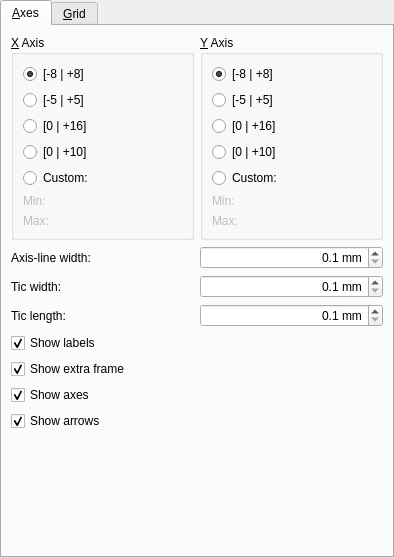
Above: kmplot/editcoords.ui from KDE/kmplot before the change. Below: the same form after it.
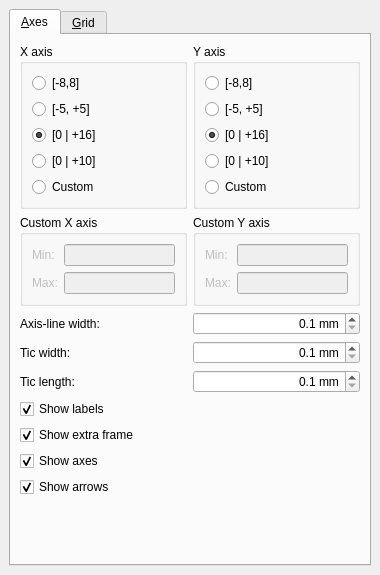
That is the form after the change. Custom widgets are drawn as their Qt base class.

Commit message: Fix some kconfig stuff (use KButtonGroup for radio buttons, allow the EquationEdit to be accessed by KConfigDialog).

The edit to the form file:
```diff
--- a/kmplot/editcoords.ui
+++ b/kmplot/editcoords.ui
@@ -8,13 +8,13 @@
    <rect>
     <x>0</x>
     <y>0</y>
-    <width>394</width>
-    <height>558</height>
+    <width>380</width>
+    <height>575</height>
    </rect>
   </property>
   <layout class="QVBoxLayout" >
    <property name="margin" >
-    <number>0</number>
+    <number>9</number>
    </property>
    <property name="spacing" >
     <number>6</number>
@@ -25,270 +25,235 @@
       <attribute name="title" >
        <string>&amp;Axes</string>
       </attribute>
-      <layout class="QVBoxLayout" >
+      <layout class="QGridLayout" >
        <property name="margin" >
         <number>9</number>
        </property>
        <property name="spacing" >
         <number>6</number>
        </property>
-       <item>
-        <layout class="QHBoxLayout" >
-         <property name="margin" >
-          <number>0</number>
+       <item row="1" column="1" >
+        <widget class="QGroupBox" name="groupBox_2" >
+         <property name="title" >
+          <string>Custom Y axis</string>
          </property>
-         <property name="spacing" >
-          <number>6</number>
+         <layout class="QGridLayout" >
+          <property name="margin" >
+           <number>9</number>
+          </property>
+          <property name="spacing" >
+           <number>6</number>
+          </property>
+          <item row="0" column="1" >
+           <widget class="EquationEdit" name="kcfg_YMin" >
+            <property name="enabled" >
+             <bool>false</bool>
+            </property>
+            <property name="toolTip" >
+             <string>Custom boundary of the plot range</string>
+            </property>
+            <property name="whatsThis" >
+             <string>Enter a valid expression, for instance 2*pi or e/2.</string>
+            </property>
+           </widget>
+          </item>
+          <item row="1" column="1" >
+           <widget class="EquationEdit" name="kcfg_YMax" >
+            <property name="enabled" >
+             <bool>false</bool>
+            </property>
+            <property name="toolTip" >
+             <string>Custom boundary of the plot range</string>
+            </property>
+            <property name="whatsThis" >
+             <string>Enter a valid expression, for instance 2*pi or e/2.</string>
+            </property>
+           </widget>
+          </item>
+          <item row="0" column="0" >
+           <widget class="QLabel" name="textLabel4_4" >
+            <property name="enabled" >
+             <bool>false</bool>
+            </property>
+            <property name="text" >
+             <string>Min:</string>
+            </property>
+            <property name="buddy" >
+             <cstring>kcfg_YMin</cstring>
+            </property>
+           </widget>
+          </item>
+          <item row="1" column="0" >
+           <widget class="QLabel" name="textLabel4_3" >
+            <property name="enabled" >
+             <bool>false</bool>
+            </property>
+            <property name="text" >
+             <string>Max:</string>
+            </property>
+            <property name="buddy" >
+             <cstring>kcfg_YMax</cstring>
+            </property>
+           </widget>
+          </item>
+         </layout>
+        </widget>
+       </item>
+       <item row="0" column="1" >
+        <widget class="KButtonGroup" name="kcfg_YRange" >
+         <property name="title" >
+          <string>Y axis</string>
          </property>
-         <item>
-          <widget class="QGroupBox" name="groupBox" >
-           <property name="title" >
-            <string>&amp;X Axis</string>
-           </property>
-           <layout class="QGridLayout" >
-            <property name="margin" >
-             <number>9</number>
+         <layout class="QVBoxLayout" >
+          <property name="margin" >
+           <number>9</number>
+          </property>
+          <property name="spacing" >
+           <number>6</number>
+          </property>
+          <item>
+           <widget class="QRadioButton" name="customYkjh" >
+            <property name="toolTip" >
+             <string>Predefined plot ranges</string>
             </property>
-            <property name="spacing" >
-             <number>6</number>
+            <property name="whatsThis" >
+             <string>Select one of the predefined plot ranges.</string>
             </property>
-            <item row="5" column="0" >
-             <widget class="QLabel" name="textLabel4" >
-              <property name="enabled" >
-               <bool>false</bool>
-              </property>
-              <property name="text" >
-               <string>Min:</string>
-              </property>
-             </widget>
-            </item>
-            <item row="4" column="0" colspan="2" >
-             <widget class="QRadioButton" name="radioButton1_4" >
-              <property name="text" >
-               <string>Custom:</string>
-              </property>
-             </widget>
-            </item>
-            <item row="6" column="0" >
-             <widget class="QLabel" name="textLabel4_2" >
-              <property name="enabled" >
-               <bool>false</bool>
-              </property>
-              <property name="text" >
-               <string>Max:</string>
-              </property>
-             </widget>
-            </item>
-            <item row="3" column="0" colspan="2" >
-             <widget class="QRadioButton" name="radioButton1_5" >
-              <property name="toolTip" >
-               <string>Predefined plot ranges</string>
-              </property>
-              <property name="whatsThis" >
-               <string>Select one of the predefined plot ranges.</string>
-              </property>
-              <property name="text" >
-               <string>[0 | +10]</string>
-              </property>
-             </widget>
-            </item>
-            <item row="2" column="0" colspan="2" >
-             <widget class="QRadioButton" name="radioButton1_2" >
-              <property name="toolTip" >
-               <string>Predefined plot ranges</string>
-              </property>
-              <property name="whatsThis" >
-               <string>Select one of the predefined plot ranges.</string>
-              </property>
-              <property name="text" >
-               <string>[0 | +16]</string>
-              </property>
-             </widget>
-            </item>
-            <item row="1" column="0" colspan="2" >
-             <widget class="QRadioButton" name="radioButton1_3" >
-              <property name="toolTip" >
-               <string>Predefined plot ranges</string>
-              </property>
-              <property name="whatsThis" >
-               <string>Select one of the predefined plot ranges.</string>
-              </property>
-              <property name="text" >
-               <string>[-5 | +5]</string>
-              </property>
-             </widget>
-            </item>
-            <item row="0" column="0" colspan="2" >
-             <widget class="QRadioButton" name="radioButton1" >
-              <property name="toolTip" >
-               <string>Predefined plot ranges</string>
-              </property>
-              <property name="whatsThis" >
-               <string>Select one of the predefined plot ranges.</string>
-              </property>
-              <property name="text" >
-               <string>[-8 | +8]</string>
-              </property>
-              <property name="checked" >
-               <bool>true</bool>
-              </property>
-             </widget>
-            </item>
-            <item row="5" column="1" >
-             <widget class="EquationEdit" name="kcfg_XMin" >
-              <property name="enabled" >
-               <bool>false</bool>
-              </property>
-              <property name="toolTip" >
-               <string>Custom boundary of the plot range</string>
-              </property>
-              <property name="whatsThis" >
-               <string>Enter a valid expression, for instance 2*pi or e/2.</string>
-              </property>
-             </widget>
-            </item>
-            <item row="6" column="1" >
-             <widget class="EquationEdit" name="kcfg_XMax" >
-              <property name="enabled" >
-               <bool>false</bool>
-              </property>
-              <property name="toolTip" >
-               <string>Custom boundary of the plot range</string>
-              </property>
-              <property name="whatsThis" >
-               <string>Enter a valid expression, for instance 2*pi or e/2.</string>
-              </property>
-             </widget>
-            </item>
-           </layout>
-          </widget>
-         </item>
-         <item>
-          <widget class="QGroupBox" name="groupBox_2" >
-           <property name="title" >
-            <string>&amp;Y Axis</string>
-           </property>
-           <layout class="QGridLayout" >
-            <property name="margin" >
-             <number>9</number>
+            <property name="text" >
+             <string>[-8,8]</string>
             </property>
-            <property name="spacing" >
-             <number>6</number>
+           </widget>
+          </item>
+          <item>
+           <widget class="QRadioButton" name="radioButton1_7" >
+            <property name="toolTip" >
+             <string>Predefined plot ranges</string>
             </property>
-            <item row="4" column="0" colspan="2" >
-             <widget class="QRadioButton" name="radioButton1_4_2" >
-              <property name="text" >
-               <string>Custom:</string>
-              </property>
-             </widget>
-            </item>
-            <item row="6" column="0" >
-             <widget class="QLabel" name="textLabel4_2_2" >
-              <property name="enabled" >
-               <bool>false</bool>
-              </property>
-              <property name="text" >
-               <string>Max:</string>
-              </property>
-             </widget>
-            </item>
-            <item row="5" column="0" >
-             <widget class="QLabel" name="textLabel4_3" >
-              <property name="enabled" >
-               <bool>false</bool>
-              </property>
-              <property name="text" >
-               <string>Min:</string>
-              </property>
-             </widget>
-            </item>
-            <item row="3" column="0" colspan="2" >
-             <widget class="QRadioButton" name="radioButton1_5_2" >
-              <property name="toolTip" >
-               <string>Predefined plot ranges</string>
-              </property>
-              <property name="whatsThis" >
-               <string>Select one of the predefined plot ranges.</string>
-              </property>
-              <property name="text" >
-               <string>[0 | +10]</string>
-              </property>
-             </widget>
-            </item>
-            <item row="0" column="0" colspan="2" >
-             <widget class="QRadioButton" name="radioButton1_6" >
-              <property name="toolTip" >
-               <string>Predefined plot ranges</string>
-              </property>
-              <property name="whatsThis" >
-               <string>Select one of the predefined plot ranges.</string>
-              </property>
-              <property name="text" >
-               <string>[-8 | +8]</string>
-              </property>
-              <property name="checked" >
-               <bool>true</bool>
-              </property>
-             </widget>
-            </item>
-            <item row="2" column="0" colspan="2" >
-             <widget class="QRadioButton" name="radioButton1_2_2" >
-              <property name="toolTip" >
-               <string>Predefined plot ranges</string>
-              </property>
-              <property name="whatsThis" >
-               <string>Select one of the predefined plot ranges.</string>
-              </property>
-              <property name="text" >
-               <string>[0 | +16]</string>
-              </property>
-             </widget>
-            </item>
-            <item row="1" column="0" colspan="2" >
-             <widget class="QRadioButton" name="radioButton1_3_2" >
-              <property name="toolTip" >
-               <string>Predefined plot ranges</string>
-              </property>
-              <property name="whatsThis" >
-               <string>Select one of the predefined plot ranges.</string>
-              </property>
-              <property name="text" >
-               <string>[-5 | +5]</string>
-              </property>
-             </widget>
-            </item>
-            <item row="5" column="1" >
-             <widget class="EquationEdit" name="kcfg_YMin" >
-              <property name="enabled" >
-               <bool>false</bool>
-              </property>
-              <property name="toolTip" >
-               <string>Custom boundary of the plot range</string>
-              </property>
-              <property name="whatsThis" >
-               <string>Enter a valid expression, for instance 2*pi or e/2.</string>
-              </property>
-             </widget>
-            </item>
-            <item row="6" column="1" >
-             <widget class="EquationEdit" name="kcfg_YMax" >
-              <property name="enabled" >
-               <bool>false</bool>
-              </property>
-              <property name="toolTip" >
-               <string>Custom boundary of the plot range</string>
-              </property>
-              <property name="whatsThis" >
-               <string>Enter a valid expression, for instance 2*pi or e/2.</string>
-              </property>
-             </widget>
-            </item>
-           </layout>
-          </widget>
-         </item>
-        </layout>
+            <property name="whatsThis" >
+             <string>Select one of the predefined plot ranges.</string>
+            </property>
+            <property name="text" >
+             <string>[-5, +5]</string>
+            </property>
+           </widget>
+          </item>
+          <item>
+           <widget class="QRadioButton" name="radioButton1_4" >
+            <property name="toolTip" >
+             <string>Predefined plot ranges</string>
+            </property>
+            <property name="whatsThis" >
+             <string>Select one of the predefined plot ranges.</string>
+            </property>
+            <property name="text" >
+             <string>[0 | +16]</string>
+            </property>
+            <property name="checked" >
+             <bool>true</bool>
+            </property>
+           </widget>
+          </item>
+          <item>
+           <widget class="QRadioButton" name="radioButton1_6" >
+            <property name="toolTip" >
+             <string>Predefined plot ranges</string>
+            </property>
+            <property name="whatsThis" >
+             <string>Select one of the predefined plot ranges.</string>
+            </property>
+            <property name="text" >
+             <string>[0 | +10]</string>
+            </property>
+           </widget>
+          </item>
+          <item>
+           <widget class="QRadioButton" name="customY" >
+            <property name="text" >
+             <string>Custom</string>
+            </property>
+           </widget>
+          </item>
+         </layout>
+        </widget>
        </item>
-       <item>
+       <item row="7" column="1" >
+        <spacer>
+         <property name="orientation" >
+          <enum>Qt::Vertical</enum>
+         </property>
+         <property name="sizeHint" >
+          <size>
+           <width>20</width>
+           <height>40</height>
+          </size>
+         </property>
+        </spacer>
+       </item>
+       <item row="6" column="0" colspan="2" >
+        <widget class="QCheckBox" name="kcfg_ShowArrows" >
+         <property name="toolTip" >
+          <string>visible arrows at the end of the axes</string>
+         </property>
+         <property name="whatsThis" >
+          <string>Check this if the axes should have arrows at their ends.</string>
+         </property>
+         <property name="text" >
+          <string>Show arrows</string>
+         </property>
+         <property name="checked" >
+          <bool>true</bool>
+         </property>
+        </widget>
+       </item>
+       <item row="5" column="0" colspan="2" >
+        <widget class="QCheckBox" name="kcfg_ShowAxes" >
+         <property name="toolTip" >
+          <string>visible axes</string>
+         </property>
+         <property name="whatsThis" >
+          <string>Check this if the axes should be visible.</string>
+         </property>
+         <property name="text" >
+          <string>Show axes</string>
+         </property>
+         <property name="checked" >
+          <bool>true</bool>
+         </property>
+        </widget>
+       </item>
+       <item row="4" column="0" colspan="2" >
+        <widget class="QCheckBox" name="kcfg_ShowExtraFrame" >
+         <property name="toolTip" >
+          <string>visible extra frame</string>
+         </property>
+         <property name="whatsThis" >
+          <string>Check this if the plot area should be framed by an extra line.</string>
+         </property>
+         <property name="text" >
+          <string>Show extra frame</string>
+         </property>
+         <property name="checked" >
+          <bool>true</bool>
+         </property>
+        </widget>
+       </item>
+       <item row="3" column="0" colspan="2" >
+        <widget class="QCheckBox" name="kcfg_ShowLabel" >
+         <property name="toolTip" >
+          <string>visible tic labels</string>
+         </property>
+         <property name="whatsThis" >
+          <string>Check this if the axes' tics should be labeled.</string>
+         </property>
+         <property name="text" >
+          <string>Show labels</string>
+         </property>
+         <property name="checked" >
+          <bool>true</bool>
+         </property>
+        </widget>
+       </item>
+       <item row="2" column="0" colspan="2" >
         <layout class="QGridLayout" >
          <property name="margin" >
           <number>0</number>
@@ -385,83 +350,150 @@
          </item>
         </layout>
        </item>
-       <item>
-        <widget class="QCheckBox" name="kcfg_ShowLabel" >
-         <property name="toolTip" >
-          <string>visible tic labels</string>
+       <item row="0" column="0" >
+        <widget class="KButtonGroup" name="kcfg_XRange" >
+         <property name="title" >
+          <string>X axis</string>
          </property>
-         <property name="whatsThis" >
-          <string>Check this if the axes' tics should be labeled.</string>
-         </property>
-         <property name="text" >
-          <string>Show labels</string>
-         </property>
-         <property name="checked" >
-          <bool>true</bool>
-         </property>
+         <layout class="QVBoxLayout" >
+          <property name="margin" >
+           <number>9</number>
+          </property>
+          <property name="spacing" >
+           <number>6</number>
+          </property>
+          <item>
+           <widget class="QRadioButton" name="customXfds" >
+            <property name="toolTip" >
+             <string>Predefined plot ranges</string>
+            </property>
+            <property name="whatsThis" >
+             <string>Select one of the predefined plot ranges.</string>
+            </property>
+            <property name="text" >
+             <string>[-8,8]</string>
+            </property>
+           </widget>
+          </item>
+          <item>
+           <widget class="QRadioButton" name="btn2" >
+            <property name="toolTip" >
+             <string>Predefined plot ranges</string>
+            </property>
+            <property name="whatsThis" >
+             <string>Select one of the predefined plot ranges.</string>
+            </property>
+            <property name="text" >
+             <string>[-5, +5]</string>
+            </property>
+           </widget>
+          </item>
+          <item>
+           <widget class="QRadioButton" name="btn3" >
+            <property name="toolTip" >
+             <string>Predefined plot ranges</string>
+            </property>
+            <property name="whatsThis" >
+             <string>Select one of the predefined plot ranges.</string>
+            </property>
+            <property name="text" >
+             <string>[0 | +16]</string>
+            </property>
+            <property name="checked" >
+             <bool>true</bool>
+            </property>
+           </widget>
+          </item>
+          <item>
+           <widget class="QRadioButton" name="btn4" >
+            <property name="toolTip" >
+             <string>Predefined plot ranges</string>
+            </property>
+            <property name="whatsThis" >
+             <string>Select one of the predefined plot ranges.</string>
+            </property>
+            <property name="text" >
+             <string>[0 | +10]</string>
+            </property>
+           </widget>
+          </item>
+          <item>
+           <widget class="QRadioButton" name="customX" >
+            <property name="text" >
+             <string>Custom</string>
+            </property>
+           </widget>
+          </item>
+         </layout>
         </widget>
        </item>
-       <item>
-        <widget class="QCheckBox" name="kcfg_ShowExtraFrame" >
-         <property name="toolTip" >
-          <string>visible extra frame</string>
+       <item row="1" column="0" >
+        <widget class="QGroupBox" name="groupBox" >
+         <property name="title" >
+          <string>Custom X axis</string>
          </property>
-         <property name="whatsThis" >
-          <string>Check this if the plot area should be framed by an extra line.</string>
-         </property>
-         <property name="text" >
-          <string>Show extra frame</string>
-         </property>
-         <property name="checked" >
-          <bool>true</bool>
-         </property>
+         <layout class="QGridLayout" >
+          <property name="margin" >
+           <number>9</number>
+          </property>
+          <property name="spacing" >
+           <number>6</number>
+          </property>
+          <item row="0" column="1" >
+           <widget class="EquationEdit" name="kcfg_XMin" >
+            <property name="enabled" >
+             <bool>false</bool>
+            </property>
+            <property name="toolTip" >
+             <string>Custom boundary of the plot range</string>
+            </property>
+            <property name="whatsThis" >
+             <string>Enter a valid expression, for instance 2*pi or e/2.</string>
+            </property>
+           </widget>
+          </item>
+          <item row="0" column="0" >
+           <widget class="QLabel" name="textLabel4" >
+            <property name="enabled" >
+             <bool>false</bool>
+            </property>
+            <property name="text" >
+             <string>Min:</string>
+            </property>
+            <property name="buddy" >
+             <cstring>kcfg_XMin</cstring>
+            </property>
+           </widget>
+          </item>
+          <item row="1" column="0" >
+           <widget class="QLabel" name="textLabel4_2" >
+            <property name="enabled" >
+             <bool>false</bool>
+            </property>
+            <property name="text" >
+             <string>Max:</string>
+            </property>
+            <property name="buddy" >
+             <cstring>kcfg_XMax</cstring>
+            </property>
+           </widget>
+          </item>
+          <item row="1" column="1" >
+           <widget class="EquationEdit" name="kcfg_XMax" >
+            <property name="enabled" >
+             <bool>false</bool>
+            </property>
+            <property name="toolTip" >
+             <string>Custom boundary of the plot range</string>
+            </property>
+            <property name="whatsThis" >
+             <string>Enter a valid expression, for instance 2*pi or e/2.</string>
+            </property>
+           </widget>
+          </item>
+         </layout>
         </widget>
        </item>
-       <item>
-        <widget class="QCheckBox" name="kcfg_ShowAxes" >
-         <property name="toolTip" >
-          <string>visible axes</string>
-         </property>
-         <property name="whatsThis" >
-          <string>Check this if the axes should be visible.</string>
-         </property>
-         <property name="text" >
-          <string>Show axes</string>
-         </property>
-         <property name="checked" >
-          <bool>true</bool>
-         </property>
-        </widget>
-       </item>
-       <item>
-        <widget class="QCheckBox" name="kcfg_ShowArrows" >
-         <property name="toolTip" >
-          <string>visible arrows at the end of the axes</string>
-         </property>
-         <property name="whatsThis" >
-          <string>Check this if the axes should have arrows at their ends.</string>
-         </property>
-         <property name="text" >
-          <string>Show arrows</string>
-         </property>
-         <property name="checked" >
-          <bool>true</bool>
-         </property>
-        </widget>
-       </item>
-       <item>
-        <spacer>
-         <property name="orientation" >
-          <enum>Qt::Vertical</enum>
-         </property>
-         <property name="sizeHint" >
-          <size>
-           <width>20</width>
-           <height>40</height>
-          </size>
-         </property>
-        </spacer>
-       </item>
       </layout>
      </widget>
      <widget class="QWidget" name="tab_3" >
@@ -591,19 +623,21 @@
  <layoutdefault spacing="6" margin="11" />
  <pixmapfunction>qPixmapFromMimeSource</pixmapfunction>
  <customwidgets>
+  <customwidget>
+   <class>KLineEdit</class>
+   <extends>QLineEdit</extends>
+   <header>klineedit.h</header>
+  </customwidget>
+  <customwidget>
+   <class>KButtonGroup</class>
+   <extends>QGroupBox</extends>
+   <header>kbuttongroup.h</header>
+   <container>1</container>
+  </customwidget>
   <customwidget>
    <class>EquationEdit</class>
    <extends>KLineEdit</extends>
    <header>equationedit.h</header>
-   <container>0</container>
-   <pixmap></pixmap>
-  </customwidget>
-  <customwidget>
-   <class>KLineEdit</class>
-   <extends></extends>
-   <header>klineedit.h</header>
-   <container>0</container>
-   <pixmap></pixmap>
   </customwidget>
  </customwidgets>
  <tabstops>
```
Left out of the diff: 148 changed lines with no effect on the pictures. The commit also changes 3 other files.
